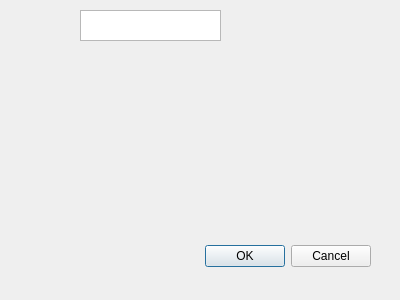
Above: ClassesDialog.ui from StellarRaccoon/DnD-Character-Builder before the change. Below: the same form after it.
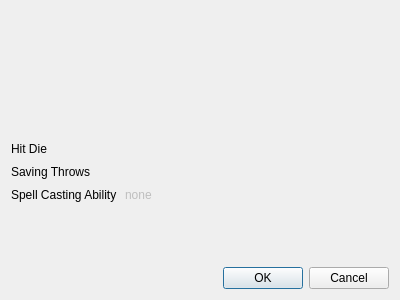
That is the form after the change.

Commit message: Working Ability Score selection boxes

Patch:
```diff
--- a/ClassesDialog.ui
+++ b/ClassesDialog.ui
@@ -13,32 +13,104 @@
   <property name="windowTitle">
    <string>Dialog</string>
   </property>
-  <widget class="QDialogButtonBox" name="buttonBox">
-   <property name="geometry">
-    <rect>
-     <x>30</x>
-     <y>240</y>
-     <width>341</width>
-     <height>32</height>
-    </rect>
-   </property>
-   <property name="orientation">
-    <enum>Qt::Horizontal</enum>
-   </property>
-   <property name="standardButtons">
-    <set>QDialogButtonBox::Cancel|QDialogButtonBox::Ok</set>
-   </property>
-  </widget>
-  <widget class="QPlainTextEdit" name="dialogTitle">
-   <property name="geometry">
-    <rect>
-     <x>80</x>
-     <y>10</y>
-     <width>141</width>
-     <height>31</height>
-    </rect>
-   </property>
-  </widget>
+  <layout class="QGridLayout" name="gridLayout">
+   <item row="1" column="0">
+    <widget class="QLabel" name="pageTitle">
+     <property name="font">
+      <font>
+       <family>Arial</family>
+       <pointsize>20</pointsize>
+      </font>
+     </property>
+     <property name="text">
+      <string/>
+     </property>
+     <property name="alignment">
+      <set>Qt::AlignCenter</set>
+     </property>
+    </widget>
+   </item>
+   <item row="4" column="0">
+    <widget class="QDialogButtonBox" name="buttonBox">
+     <property name="orientation">
+      <enum>Qt::Horizontal</enum>
+     </property>
+     <property name="standardButtons">
+      <set>QDialogButtonBox::Cancel|QDialogButtonBox::Ok</set>
+     </property>
+    </widget>
+   </item>
+   <item row="2" column="0">
+    <layout class="QFormLayout" name="formLayout">
+     <property name="verticalSpacing">
+      <number>3</number>
+     </property>
+     <item row="0" column="0">
+      <widget class="QLabel" name="hitDieLabel">
+       <property name="text">
+        <string>Hit Die</string>
+       </property>
+      </widget>
+     </item>
+     <item row="0" column="1">
+      <widget class="QLineEdit" name="hitDieField">
+       <property name="enabled">
+        <bool>false</bool>
+       </property>
+       <property name="autoFillBackground">
+        <bool>false</bool>
+       </property>
+       <property name="frame">
+        <bool>false</bool>
+       </property>
+      </widget>
+     </item>
+     <item row="1" column="0">
+      <widget class="QLabel" name="savingThrowsLabel">
+       <property name="text">
+        <string>Saving Throws</string>
+       </property>
+      </widget>
+     </item>
+     <item row="1" column="1">
+      <widget class="QLineEdit" name="savingThrowsField">
+       <property name="enabled">
+        <bool>false</bool>
+       </property>
+       <property name="frame">
+        <bool>false</bool>
+       </property>
+       <property name="readOnly">
+        <bool>false</bool>
+       </property>
+      </widget>
+     </item>
+     <item row="2" column="0">
+      <widget class="QLabel" name="spellCastingLabel">
+       <property name="text">
+        <string>Spell Casting Ability</string>
+       </property>
+      </widget>
+     </item>
+     <item row="2" column="1">
+      <widget class="QLineEdit" name="spellCastingField">
+       <property name="enabled">
+        <bool>false</bool>
+       </property>
+       <property name="text">
+        <string>none</string>
+       </property>
+       <property name="frame">
+        <bool>false</bool>
+       </property>
+       <property name="placeholderText">
+        <string>none</string>
+       </property>
+      </widget>
+     </item>
+    </layout>
+   </item>
+  </layout>
  </widget>
  <resources/>
  <connections>
```
The commit also changes 23 other files.
